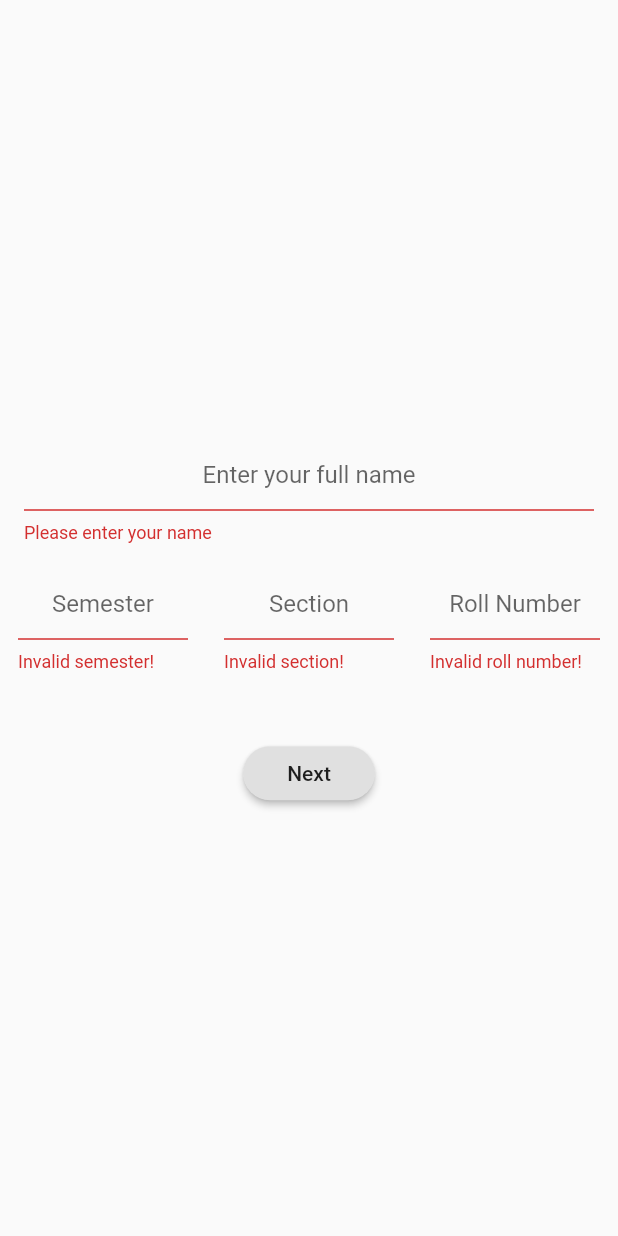
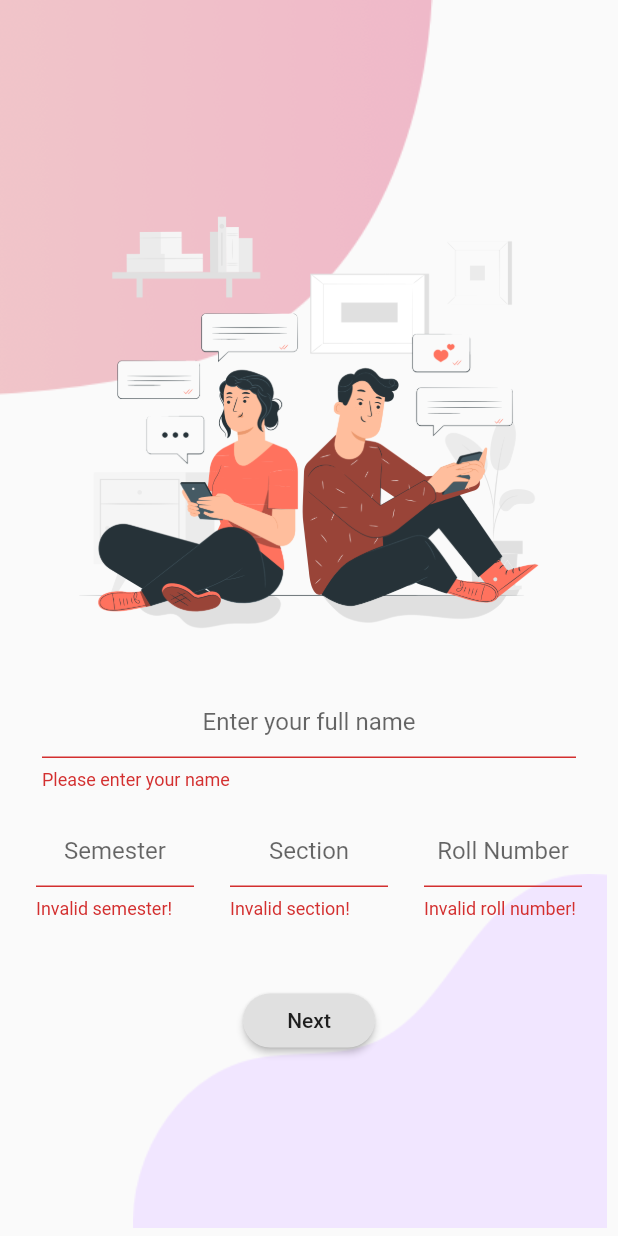
Before and after one commit to divyanshukrtiwari/campus-connect, a Flutter app: the screen it shows after launch, after a tap on "Next", on a phone screen of 412 x 824 dp. Run offline on Flutter 3.47's test engine with Material 2 defaults, Android fonts, the phone set to English and light mode, and no system bars.

Commit message:
updated auth ui

```diff
--- a/lib/ui/auth/auth_screen.dart
+++ b/lib/ui/auth/auth_screen.dart
@@ -1,7 +1,5 @@
 import 'package:flutter/material.dart';
 import 'package:my_class/ui/auth/auth_set1.dart';
-import 'package:my_class/ui/auth/auth_set2.dart';
-
 
 class AuthScreen extends StatefulWidget {
   @override
@@ -9,16 +7,44 @@ class AuthScreen extends StatefulWidget {
 }
 
 class _AuthScreenState extends State<AuthScreen> {
-
   @override
   Widget build(BuildContext context) {
+    final height = MediaQuery.of(context).size.height;
     return Scaffold(
-      body: Center(
-        child: SingleChildScrollView(
-          child: Container(
-            child: AuthSet1(),
+      body: Stack(
+        children: [
+          Align(
+            alignment: Alignment.topLeft,
+            child: Image.asset(
+              "assets/images/topBorder.png",
+              width: height * .35,
+            ),
           ),
-        ),
+          Align(
+            alignment: Alignment.bottomRight,
+            child: Image.asset(
+              "assets/images/bottomBorder.png",
+              height: height * .3,
+            ),
+          ),
+          Align(
+            alignment: Alignment.center,
+            child: SingleChildScrollView(
+              child: Column(
+                children: [
+                  Image.asset(
+                    "assets/images/image2.png",
+                    height: height * .4,
+                  ),
+                  Padding(
+                    padding: const EdgeInsets.symmetric(horizontal: 12),
+                    child: AuthSet1(),
+                  ),
+                ],
+              ),
+            ),
+          ),
+        ],
       ),
     );
   }
--- a/lib/ui/auth/auth_set1.dart
+++ b/lib/ui/auth/auth_set1.dart
@@ -106,6 +106,7 @@ class _AuthSet1State extends State<AuthSet1> {
                       if (value.isEmpty) {
                         return 'Invalid roll number!';
                       }
+                      return null;
                     },
                     onSaved: (value) {
                       _authDataSet1['rollno'] = value;
@@ -125,12 +126,13 @@ class _AuthSet1State extends State<AuthSet1> {
               FocusScope.of(context).unfocus();
 
               if (isValid) {
+                _formKey.currentState.save();
                 Navigator.of(context).pushNamed(AuthSet2.routeName, arguments: [
-                _authDataSet1['name'],
-                _authDataSet1['semester'],
-                _authDataSet1['section'],
-                _authDataSet1['rollno'],
-              ]);
+                  _authDataSet1['name'],
+                  _authDataSet1['semester'],
+                  _authDataSet1['section'],
+                  _authDataSet1['rollno'],
+                ]);
               }
             },
             shape: RoundedRectangleBorder(
--- a/lib/ui/auth/auth_set2.dart
+++ b/lib/ui/auth/auth_set2.dart
@@ -34,6 +34,7 @@ class _AuthSet2State extends State<AuthSet2> {
                       if (value.isEmpty) {
                         return 'Please enter a valid ';
                       }
+                      return null;
                     },
                     onSaved: (value) {
                       //_authData['username'] = value;
@@ -58,6 +59,7 @@ class _AuthSet2State extends State<AuthSet2> {
                       if (value.isEmpty) {
                         return 'Please enter a valid password';
                       }
+                      return null;
                     },
                     onSaved: (value) {
                       //_authData['username'] = value;
--- a/pubspec.yaml
+++ b/pubspec.yaml
@@ -44,7 +44,8 @@ flutter:
   uses-material-design: true
 
   # To add assets to your application, add an assets section, like this:
-  # assets:
+  assets:
+    - assets/images/
   #   - images/a_dot_burr.jpeg
   #   - images/a_dot_ham.jpeg
 
```
Also changed, not shown: assets/images/bottomBorder.png (added), assets/images/image2.png (added), assets/images/topBorder.png (added).
